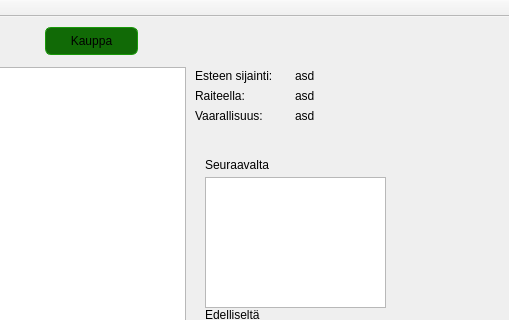
Above: TrainGame/TrainGame/mainwindow.ui from MilanFIN/TrainGame before the change; both pictures show x 645 to 1154 and y 0 to 320 of the 1154 by 642 pixel window. Below: the same form after it.
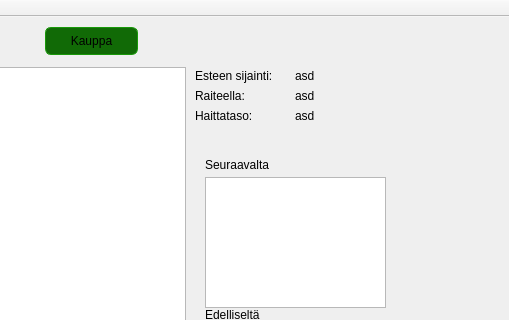
That is the form after the change.

The edit to the form file:
```diff
--- a/TrainGame/TrainGame/mainwindow.ui
+++ b/TrainGame/TrainGame/mainwindow.ui
@@ -448,7 +448,7 @@
        </rect>
       </property>
       <property name="text">
-       <string>Vaarallisuus:</string>
+       <string>Haittataso:</string>
       </property>
      </widget>
      <widget class="QLabel" name="blockLocation">
```
